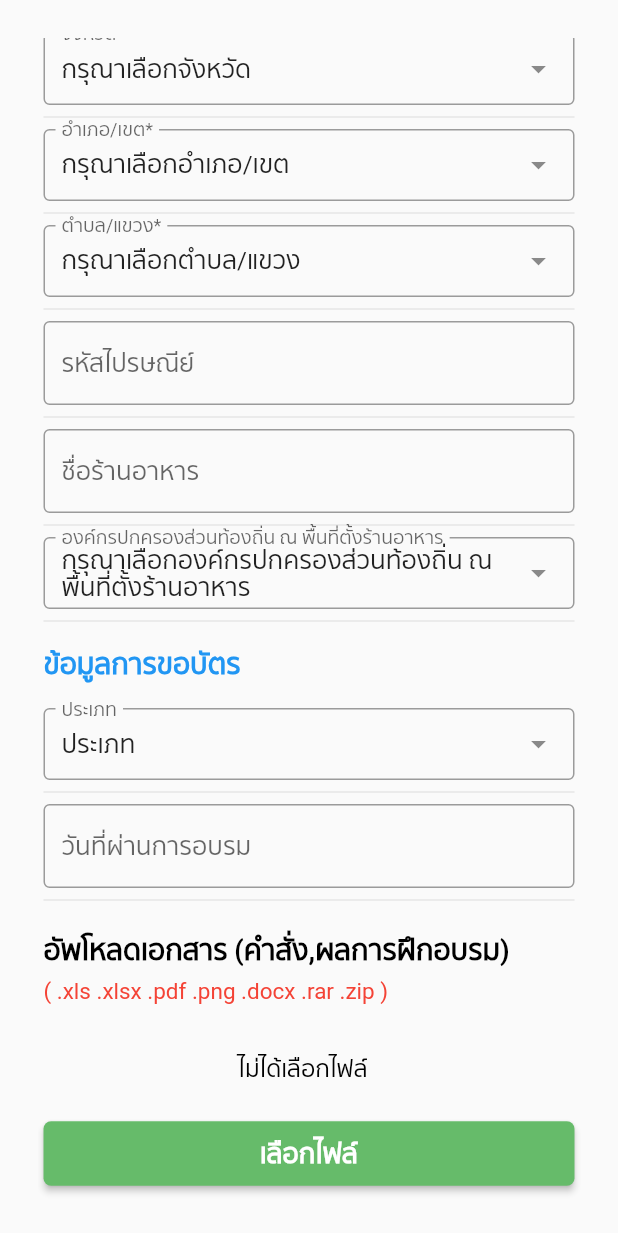
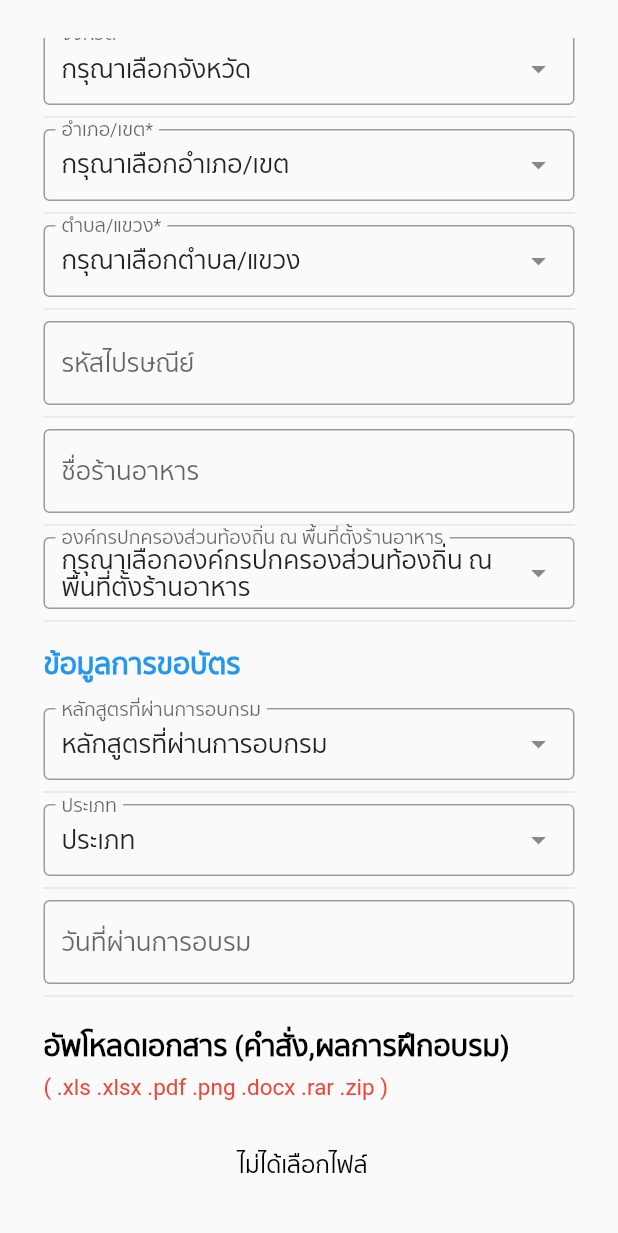
Before and after one commit to ittiwatwhangdee/Anamai, a Flutter app: the MyStatelessWidget screen opened directly, scrolled down 1728 dp, on a phone screen of 412 x 824 dp. Shown: the top 1233 px of the screen. Run offline on Flutter 3.47's test engine with Material 2 defaults, Android fonts, the phone set to English and light mode, and no system bars; drawn by our look-alikes of dropdown_search; our stand-ins replace font_awesome_flutter.

Commit message:
Update register_business_page.dart

```diff
--- a/anamai/lib/pages/register_card/register_business_page.dart
+++ b/anamai/lib/pages/register_card/register_business_page.dart
@@ -501,6 +501,30 @@ class _MyStatelessWidgetState extends State<MyStatelessWidget> {
                     ),
                   ),
 
+                  //หลักสูตรที่ผ่านการอบกรม
+                  DropdownSearch<String>(
+                    validator: (v) => v == null ? "กรุณาเลือกข้อมูล" : null,
+                    dropdownSearchDecoration: InputDecoration(
+                      hintText: "หลักสูตรที่ผ่านการอบกรม",
+                      labelText: "หลักสูตรที่ผ่านการอบกรม",
+                      contentPadding: EdgeInsets.fromLTRB(12, 12, 0, 0),
+                      border: OutlineInputBorder(),
+                    ),
+                    mode: Mode.MENU,
+                    showSelectedItems: true,
+                    items: [
+                      "ผู้ประกอบการ",
+                      "ผู้สัมผัสอาหาร",
+                    ],
+                    showClearButton: true,
+                    onChanged: print,
+                    popupItemDisabled: (String? s) =>
+                        s?.startsWith('I') ?? false,
+                    clearButtonSplashRadius: 20,
+                    selectedItem: "หลักสูตรที่ผ่านการอบกรม",
+                  ),
+                  Divider(),
+
                   //องค์กรปกครองส่วนท้องถิ่น ณ พื้นที่ตั้งร้านอาหาร
                   DropdownSearch<String>(
                     validator: (v) => v == null ? "กรุณาเลือกข้อมูล" : null,
```
